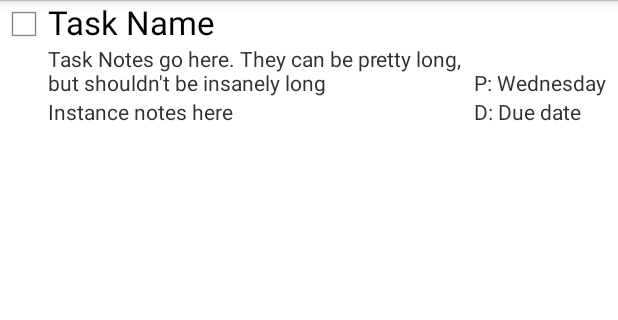
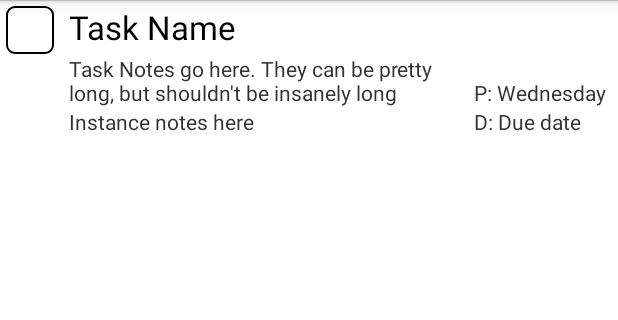
Before and after one commit to adamlopresto/GoDo, an Android app: the layout main_list_item.xml on its own in the app's theme, with its tools: preview values and no code run, on a phone screen of 412 x 824 dp, the part 72-392 px from its top. Run offline under Robolectric (Android 15) with nearby library versions, the phone set to English and light mode, and no system bars.

Commit message:
Use new style checkbox in main view
Now that the fancy new custom checkbox is ready to go, I've added
it to the main view. It may take some getting used to, and I may
eventually choose to revert it entirely.

```diff
--- a/app/src/main/res/layout/main_list_item.xml
+++ b/app/src/main/res/layout/main_list_item.xml
@@ -17,6 +17,7 @@
             android:layout_height="wrap_content"
             android:focusable="false"
             android:onClick="checkBoxClick"
+            android:button="@drawable/checkbox"
             android:textAppearance="?android:attr/textAppearanceLarge" />
         <View
             android:layout_width="8dp"
@@ -34,6 +35,8 @@
             android:id="@+id/task_name"
             android:layout_width="wrap_content"
             android:layout_height="wrap_content"
+            android:minHeight="36dp"
+            android:gravity="center_vertical"
             android:textAppearance="?android:attr/textAppearanceLarge"
             android:textIsSelectable="false"
             tools:text="Task Name"
```
